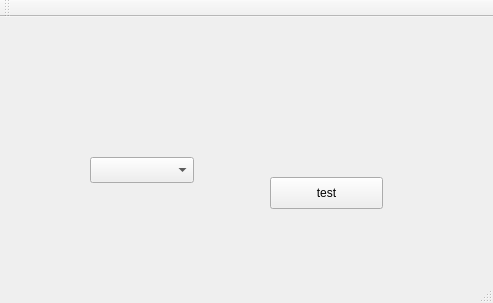
This is zaudiooutputdevice/mainwindow.ui in weinkym/src_miao as Qt 5 draws it before an edit. The edited form follows.
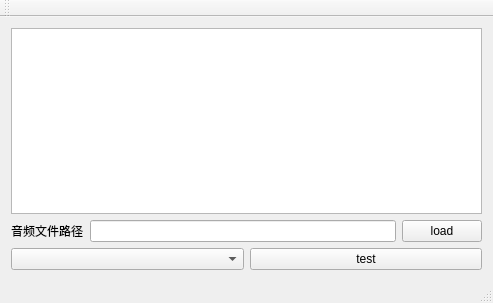
This is the edited form.

Commit message: 音频路径添加

What changed in the file:
```diff
--- a/zaudiooutputdevice/mainwindow.ui
+++ b/zaudiooutputdevice/mainwindow.ui
@@ -14,29 +14,46 @@
    <string>MainWindow</string>
   </property>
   <widget class="QWidget" name="centralWidget">
-   <widget class="QPushButton" name="pbTest">
-    <property name="geometry">
-     <rect>
-      <x>270</x>
-      <y>160</y>
-      <width>113</width>
-      <height>32</height>
-     </rect>
-    </property>
-    <property name="text">
-     <string>test</string>
-    </property>
-   </widget>
-   <widget class="QComboBox" name="comboBox">
-    <property name="geometry">
-     <rect>
-      <x>90</x>
-      <y>140</y>
-      <width>104</width>
-      <height>26</height>
-     </rect>
-    </property>
-   </widget>
+   <layout class="QVBoxLayout" name="verticalLayout">
+    <item>
+     <widget class="QTextEdit" name="textEdit"/>
+    </item>
+    <item>
+     <layout class="QHBoxLayout" name="horizontalLayout">
+      <item>
+       <widget class="QLabel" name="label">
+        <property name="text">
+         <string>音频文件路径</string>
+        </property>
+       </widget>
+      </item>
+      <item>
+       <widget class="QLineEdit" name="lineEditPath"/>
+      </item>
+      <item>
+       <widget class="QPushButton" name="pbLoad">
+        <property name="text">
+         <string>load</string>
+        </property>
+       </widget>
+      </item>
+     </layout>
+    </item>
+    <item>
+     <layout class="QHBoxLayout" name="horizontalLayout_2">
+      <item>
+       <widget class="QComboBox" name="comboBox"/>
+      </item>
+      <item>
+       <widget class="QPushButton" name="pbTest">
+        <property name="text">
+         <string>test</string>
+        </property>
+       </widget>
+      </item>
+     </layout>
+    </item>
+   </layout>
   </widget>
   <widget class="QMenuBar" name="menuBar">
    <property name="geometry">
```
Left out of the diff: 2 changed lines with no effect on the pictures. The commit also changes 2 other files.
